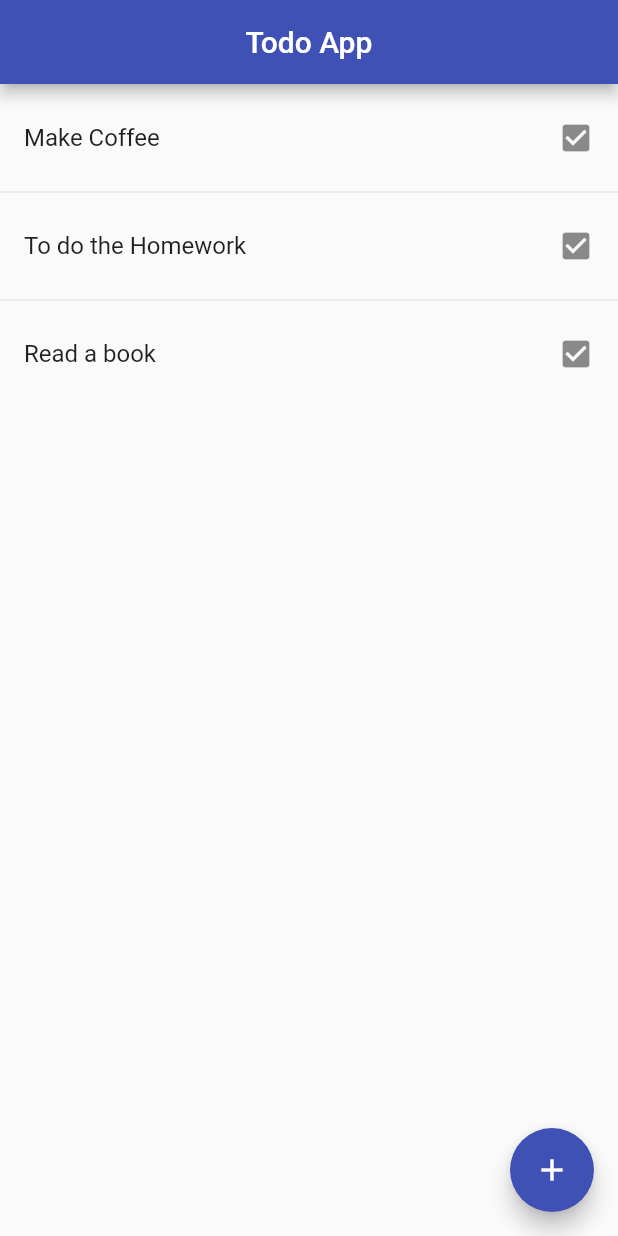
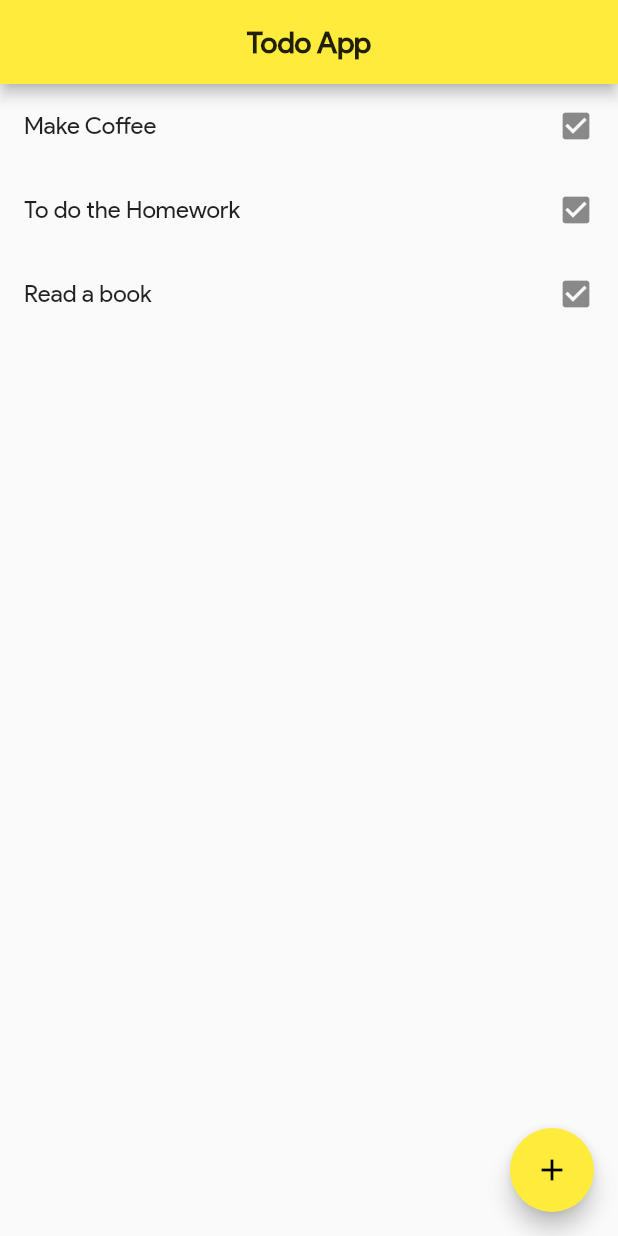
Before and after one commit to gabrielvictorjs/flutter-todo-app, a Flutter app: the screen it shows after launch, on a phone screen of 412 x 824 dp. Run offline on Flutter 3.47's test engine with Material 2 defaults, Android fonts, the phone set to English and light mode, and no system bars.

Commit message:
added custom fonts

```diff
--- a/lib/main.dart
+++ b/lib/main.dart
@@ -8,7 +8,7 @@ class MyApp extends StatelessWidget {
   Widget build(BuildContext context) {
     return MaterialApp(
       title: "Todo App",
-      theme: ThemeData(primarySwatch: Colors.indigo),
+      theme: ThemeData(primarySwatch: Colors.yellow, fontFamily: 'Product'),
       home: HomePage(),
     );
   }
--- a/lib/pages/home_page.dart
+++ b/lib/pages/home_page.dart
@@ -8,37 +8,42 @@ class HomePage extends StatefulWidget {
 
 class _HomePageState extends State<HomePage> {
 
-  List<Todo> list = List<Todo>();
+  List<Todo> _todos = List<Todo>();
 
   @override
   void initState() {
-    list.add(Todo(title: "Make Coffee"));
-    list.add(Todo(title: "To do the Homework"));
-    list.add(Todo(title: "Read a book"));
+    _todos.add(Todo(title: "Make Coffee"));
+    _todos.add(Todo(title: "To do the Homework"));
+    _todos.add(Todo(title: "Read a book"));
     super.initState();
+  }
+
+  void _setCompleteness(Todo item) {
+    item.complete = !item.complete;
   }
 
   @override
   Widget build(BuildContext context) {
     return Scaffold(
+
       appBar: AppBar(
-        title: Text("Todo App"),
+        title: Text("Todo App", style: TextStyle(
+          fontWeight: FontWeight.bold,
+        )),
         centerTitle: true,
       ),
-      body: Padding(
-        padding: const EdgeInsets.only(top: 8),
-        child: ListView.separated(
-          itemCount: list.length,
-          separatorBuilder: (context, index) => Divider(),
-          itemBuilder: (context, index) {
-            return ListTile(
-              onTap: () => print(list[index].title),
-              title: Text(list[index].title),
-              trailing: Icon(Icons.check_box)
-            );
-          }
-        ),
+
+      body: ListView.builder(
+        itemCount: _todos.length,
+        itemBuilder: (context, index) {
+          return ListTile(
+            onTap: () => _setCompleteness(_todos[index]),
+            title: Text(_todos[index].title),
+            trailing: Icon(Icons.check_box)
+          );
+        }
       ),
+
       floatingActionButton: FloatingActionButton(
         onPressed: () => {},
         child: Icon(Icons.add),
```
Also changed, not shown: pubspec.yaml (+7 -0 lines), fonts/Product-Sans-Italic.ttf (added), fonts/Product-Sans-Regular.ttf (added).
